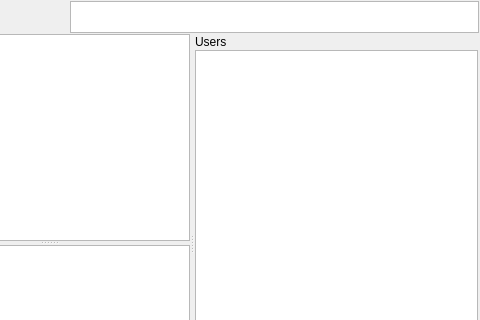
berndhs/egalite, file ui/irc-channel-box.ui: the form before one commit; both pictures show x 94 to 574 and y 0 to 320 of the 574 by 476 pixel window.
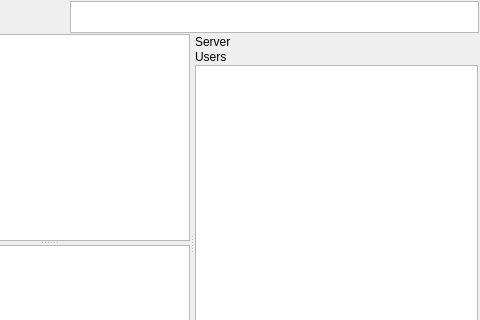
The form after the commit. Icons and pictures are not drawn.

Commit message: start handling multiple servers concurrently

What changed in the file:
```diff
--- a/ui/irc-channel-box.ui
+++ b/ui/irc-channel-box.ui
@@ -103,10 +103,17 @@
        </property>
       </widget>
      </widget>
-     <widget class="QWidget" name="">
+     <widget class="QWidget" name="layoutWidget">
       <layout class="QVBoxLayout" name="verticalLayout">
        <item>
-        <widget class="QLabel" name="label">
+        <widget class="QLabel" name="serverLabel">
+         <property name="text">
+          <string>Server</string>
+         </property>
+        </widget>
+       </item>
+       <item>
+        <widget class="QLabel" name="usersLabel">
          <property name="sizePolicy">
           <sizepolicy hsizetype="Preferred" vsizetype="Preferred">
            <horstretch>0</horstretch>
```
The commit also changes 12 other files.
